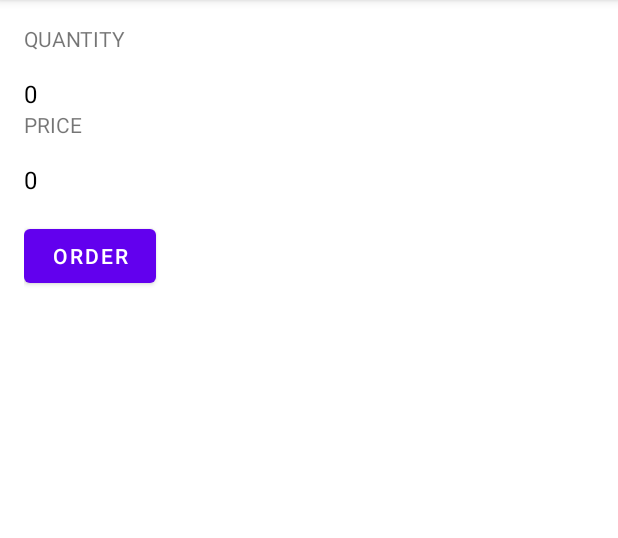
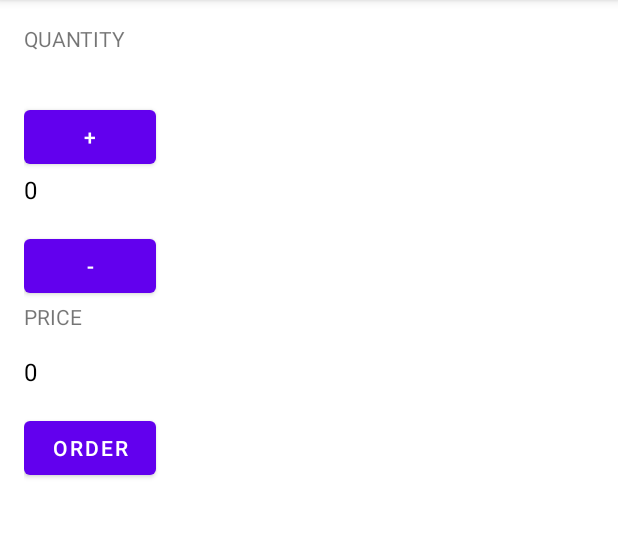
Before and after one commit to artazidele/Just-Java, an Android app: the screen it shows after launch (MainActivity), on a phone screen of 412 x 824 dp, the part 84-622 px from its top. Run offline under Robolectric (Android 15) with nearby library versions, the phone set to English and light mode, and no system bars.

Commit message:
first lesson done

```diff
--- a/app/src/main/res/layout/activity_main.xml
+++ b/app/src/main/res/layout/activity_main.xml
@@ -16,6 +16,12 @@
         android:layout_marginBottom="16dp"
         android:text="Quantity"
         android:textAllCaps="true"/>
+    <Button
+        android:layout_width="wrap_content"
+        android:layout_height="wrap_content"
+        android:layout_marginTop="16dp"
+        android:text="+"
+        android:onClick="increment"/>
     <TextView
         android:layout_width="wrap_content"
         android:layout_height="wrap_content"
@@ -23,6 +29,12 @@
         android:text="0"
         android:textSize="16sp"
         android:textColor="@color/black"/>
+    <Button
+        android:layout_width="wrap_content"
+        android:layout_height="wrap_content"
+        android:layout_marginTop="16dp"
+        android:text="-"
+        android:onClick="decrement"/>
     <TextView
         android:layout_width="wrap_content"
         android:layout_height="wrap_content"
```
Also changed, not shown: app/src/main/java/com/example/justjava/MainActivity.java (+12 -0 lines).
